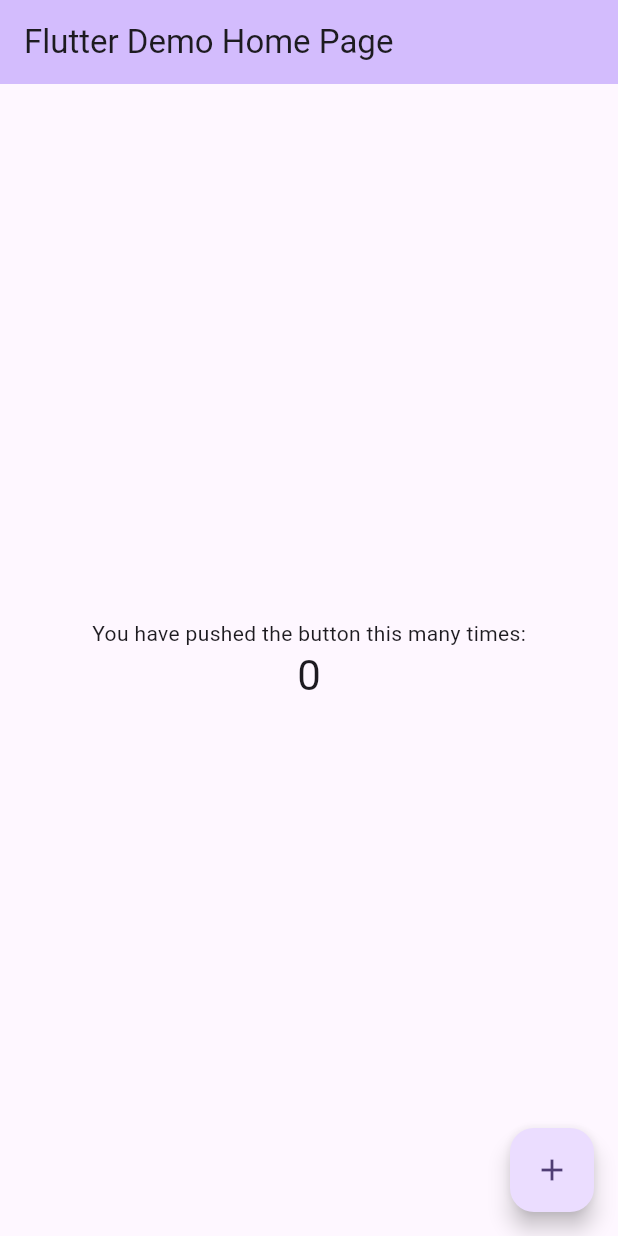
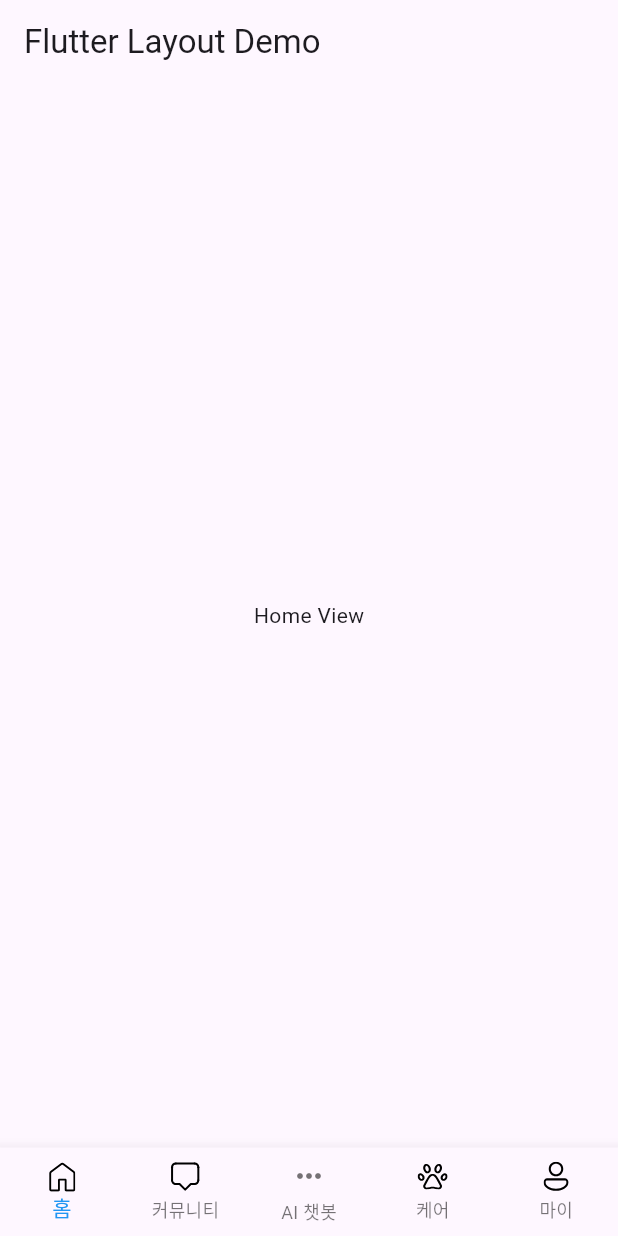
Before and after one commit to pji0401/shoooopjjjjn_pet, a Flutter app: the screen it shows after launch, on a phone screen of 412 x 824 dp. Run offline on Flutter 3.47's test engine with Material 3 defaults, Android fonts, the phone set to English and light mode, and no system bars; our stand-ins replace flutter_svg.

Commit message:
Add default layouts

```diff
--- /dev/null
+++ b/lib/core/cupertino_app.dart
@@ -0,0 +1,128 @@
+import 'package:flutter/cupertino.dart';
+import 'package:flutter_svg/flutter_svg.dart';
+
+class App extends StatelessWidget {
+  const App({super.key});
+
+  @override
+  Widget build(BuildContext context) {
+    return CupertinoApp(
+      title: 'CupertinoApp Example',
+      theme: const CupertinoThemeData(
+        primaryColor: CupertinoColors.activeBlue,
+      ),
+      home: const RootView(title: 'Flutter Layout Demo'),
+    );
+  }
+}
+
+class RootView extends StatefulWidget {
+  const RootView({super.key, required this.title});
+
+  final String title;
+
+  @override
+  State<RootView> createState() => _RootViewState();
+}
+
+class _RootViewState extends State<RootView> {
+  int _selectedIndex = 0;
+
+  static const List<Widget> _widgetOptions = <Widget>[
+    Text('Home View'),
+    Text('Community View'),
+    Text('AIChatBot View'),
+    Text('Care View'),
+    Text('My View'),
+  ];
+
+  void _onItemTapped(int index) {
+    setState(() {
+      _selectedIndex = index;
+    });
+  }
+
+  @override
+  Widget build(BuildContext context) {
+    return CupertinoPageScaffold(
+      navigationBar: CupertinoNavigationBar(
+        middle: Text(widget.title),
+      ),
+      child: SafeArea(
+        top: false, // Disable the top padding
+        bottom: false, // Disable the bottom padding
+        child: Column(
+          children: [
+            Expanded(
+              child: _widgetOptions[_selectedIndex],
+            ),
+            // CupertinoTabBar should be positioned at the bottom but not affected by SafeArea
+            CupertinoTabBar(
+              currentIndex: _selectedIndex,
+              onTap: _onItemTapped,
+              items: <BottomNavigationBarItem>[
+                BottomNavigationBarItem(
+                  icon: SvgPicture.asset(
+                    "assets/icons/home_off.svg",
+                    width: 20,
+                    height: 20,
+                  ),
+                  activeIcon: SvgPicture.asset(
+                    "assets/icons/home_off.svg",
+                    width: 20,
+                    height: 20,
+                  ),
+                  label: "홈",
+                ),
+                BottomNavigationBarItem(
+                  icon: SvgPicture.asset(
+                    "assets/icons/community.svg",
+                    width: 25,
+                    height: 25,
+                  ),
+                  activeIcon: SvgPicture.asset(
+                    "assets/icons/community.svg",
+                    width: 25,
+                    height: 25,
+                  ),
+                  label: '커뮤니티',
+                ),
+                BottomNavigationBarItem(
+                  icon: Icon(CupertinoIcons.ellipsis),
+                  label: 'AI 챗봇',
+                ),
+                BottomNavigationBarItem(
+                  icon: SvgPicture.asset(
+                    "assets/icons/care_off.svg",
+                    width: 20,
+                    height: 20,
+                  ),
+                  activeIcon: SvgPicture.asset(
+                    "assets/icons/care_off.svg",
+                    width: 20,
+                    height: 20,
+                  ),
+                  label: '케어',
+                ),
+                BottomNavigationBarItem(
+                  icon: SvgPicture.asset(
+                    "assets/icons/my_off.svg",
+                    width: 20,
+                    height: 20,
+                  ),
+                  activeIcon: SvgPicture.asset(
+                    "assets/icons/my_off.svg",
+                    width: 20,
+                    height: 20,
+                  ),
+                  label: '마이',
+                ),
+              ],
+              activeColor: CupertinoColors.activeBlue,
+            ),
+          ],
+        ),
+      ),
+    );
+  }
+}
--- /dev/null
+++ b/lib/core/material_app.dart
@@ -0,0 +1,120 @@
+import 'package:flutter/material.dart';
+import 'package:flutter_svg/flutter_svg.dart';
+
+class App extends StatelessWidget {
+  const App({super.key});
+
+  @override
+  Widget build(BuildContext context) {
+    return MaterialApp(
+      title: 'Flutter Layout Demo',
+      theme: ThemeData(
+        primarySwatch: Colors.blue,
+      ),
+      home: const RootView(title: 'Flutter Layout Demo'),
+    );
+  }
+}
+
+class RootView extends StatefulWidget {
+  const RootView({super.key, required this.title});
+
+  final String title;
+
+  @override
+  State<RootView> createState() => _RootViewState();
+}
+
+class _RootViewState extends State<RootView> {
+  int _selectedIndex = 0;
+
+  static const List<Widget> _widgetOptions = <Widget>[
+    Text('Home View'),
+    Text('Community View'),
+    Text('AIChatBot View'),
+    Text('Care View'),
+    Text('My View'),
+  ];
+
+  void _onItemTapped(int index) {
+    setState(() {
+      _selectedIndex = index;
+    });
+  }
+
+  @override
+  Widget build(BuildContext context) {
+    return Scaffold(
+      appBar: AppBar(
+        title: Text(widget.title),
+      ),
+      body: Center(
+        child: _widgetOptions[_selectedIndex],
+      ),
+      bottomNavigationBar: BottomNavigationBar(
+        type: BottomNavigationBarType.fixed,
+        items: <BottomNavigationBarItem>[
+          BottomNavigationBarItem(
+            icon: SvgPicture.asset(
+              "assets/icons/home_off.svg",
+              width: 20,
+              height: 20,
+            ),
+            activeIcon: SvgPicture.asset(
+              "assets/icons/home_off.svg",
+              width: 20,
+              height: 20,
+            ),
+            label: "홈",
+          ),
+          BottomNavigationBarItem(
+            icon: SvgPicture.asset(
+              "assets/icons/community_off.svg",
+              width: 20,
+              height: 20,
+            ),
+            activeIcon: SvgPicture.asset(
+              "assets/icons/community_off.svg",
+              width: 20,
+              height: 20,
+            ),
+            label: '커뮤니티',
+          ),
+          BottomNavigationBarItem(
+            icon: Icon(Icons.more_horiz),
+            label: 'AI 챗봇',
+          ),
+          BottomNavigationBarItem(
+            icon: SvgPicture.asset(
+              "assets/icons/care_off.svg",
+              width: 20,
+              height: 20,
+            ),
+            activeIcon: SvgPicture.asset(
+              "assets/icons/care_off.svg",
+              width: 20,
+              height: 20,
+            ),
+            label: '케어',
+          ),
+          BottomNavigationBarItem(
+            icon: SvgPicture.asset(
+              "assets/icons/my_off.svg",
+              width: 20,
+              height: 20,
+            ),
+            activeIcon: SvgPicture.asset(
+              "assets/icons/my_off.svg",
+              width: 20,
+              height: 20,
+            ),
+            label: '마이',
+          ),
+        ],
+        currentIndex: _selectedIndex,
+        selectedItemColor: Colors.blue,
+        onTap: _onItemTapped,
+      ),
+    );
+  }
+}
--- a/lib/main.dart
+++ b/lib/main.dart
@@ -1,125 +1,6 @@
 import 'package:flutter/material.dart';
+import 'core/material_app.dart'; // import 'core/cupertino_app.dart';
 
 void main() {
-  runApp(const MyApp());
+  runApp(const App());
 }
-
-class MyApp extends StatelessWidget {
-  const MyApp({super.key});
-
-  // This widget is the root of your application.
-  @override
-  Widget build(BuildContext context) {
-    return MaterialApp(
-      title: 'Flutter Demo',
-      theme: ThemeData(
-        // This is the theme of your application.
-        //
-        // TRY THIS: Try running your application with "flutter run". You'll see
-        // the application has a purple toolbar. Then, without quitting the app,
-        // try changing the seedColor in the colorScheme below to Colors.green
-        // and then invoke "hot reload" (save your changes or press the "hot
-        // reload" button in a Flutter-supported IDE, or press "r" if you used
-        // the command line to start the app).
-        //
-        // Notice that the counter didn't reset back to zero; the application
-        // state is not lost during the reload. To reset the state, use hot
-        // restart instead.
-        //
-        // This works for code too, not just values: Most code changes can be
-        // tested with just a hot reload.
-        colorScheme: ColorScheme.fromSeed(seedColor: Colors.deepPurple),
-        useMaterial3: true,
-      ),
-      home: const MyHomePage(title: 'Flutter Demo Home Page'),
-    );
-  }
-}
-
-class MyHomePage extends StatefulWidget {
-  const MyHomePage({super.key, required this.title});
-
-  // This widget is the home page of your application. It is stateful, meaning
-  // that it has a State object (defined below) that contains fields that affect
-  // how it looks.
-
-  // This class is the configuration for the state. It holds the values (in this
-  // case the title) provided by the parent (in this case the App widget) and
-  // used by the build method of the State. Fields in a Widget subclass are
-  // always marked "final".
-
-  final String title;
-
-  @override
-  State<MyHomePage> createState() => _MyHomePageState();
-}
-
-class _MyHomePageState extends State<MyHomePage> {
-  int _counter = 0;
-
-  void _incrementCounter() {
-    setState(() {
-      // This call to setState tells the Flutter framework that something has
-      // changed in this State, which causes it to rerun the build method below
-      // so that the display can reflect the updated values. If we changed
-      // _counter without calling setState(), then the build method would not be
-      // called again, and so nothing would appear to happen.
-      _counter++;
-    });
-  }
-
-  @override
-  Widget build(BuildContext context) {
-    // This method is rerun every time setState is called, for instance as done
-    // by the _incrementCounter method above.
-    //
-    // The Flutter framework has been optimized to make rerunning build methods
-    // fast, so that you can just rebuild anything that needs updating rather
-    // than having to individually change instances of widgets.
-    return Scaffold(
-      appBar: AppBar(
-        // TRY THIS: Try changing the color here to a specific color (to
-        // Colors.amber, perhaps?) and trigger a hot reload to see the AppBar
-        // change color while the other colors stay the same.
-        backgroundColor: Theme.of(context).colorScheme.inversePrimary,
-        // Here we take the value from the MyHomePage object that was created by
-        // the App.build method, and use it to set our appbar title.
-        title: Text(widget.title),
-      ),
-      body: Center(
-        // Center is a layout widget. It takes a single child and positions it
-        // in the middle of the parent.
-        child: Column(
-          // Column is also a layout widget. It takes a list of children and
-          // arranges them vertically. By default, it sizes itself to fit its
-          // children horizontally, and tries to be as tall as its parent.
-          //
-          // Column has various properties to control how it sizes itself and
-          // how it positions its children. Here we use mainAxisAlignment to
-          // center the children vertically; the main axis here is the vertical
-          // axis because Columns are vertical (the cross axis would be
-          // horizontal).
-          //
-          // TRY THIS: Invoke "debug painting" (choose the "Toggle Debug Paint"
-          // action in the IDE, or press "p" in the console), to see the
-          // wireframe for each widget.
-          mainAxisAlignment: MainAxisAlignment.center,
-          children: <Widget>[
-            const Text(
-              'You have pushed the button this many times:',
-            ),
-            Text(
-              '$_counter',
-              style: Theme.of(context).textTheme.headlineMedium,
-            ),
-          ],
-        ),
-      ),
-      floatingActionButton: FloatingActionButton(
-        onPressed: _incrementCounter,
-        tooltip: 'Increment',
-        child: const Icon(Icons.add),
-      ), // This trailing comma makes auto-formatting nicer for build methods.
-    );
-  }
-}
```
Also changed, not shown: 1 other file.
